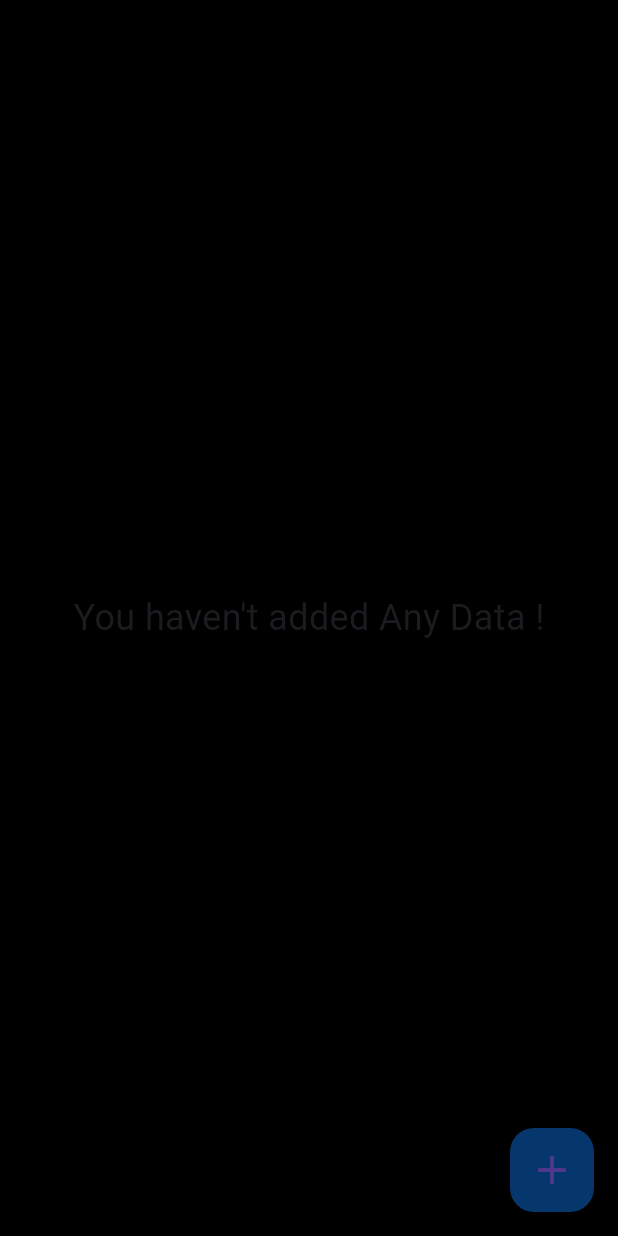
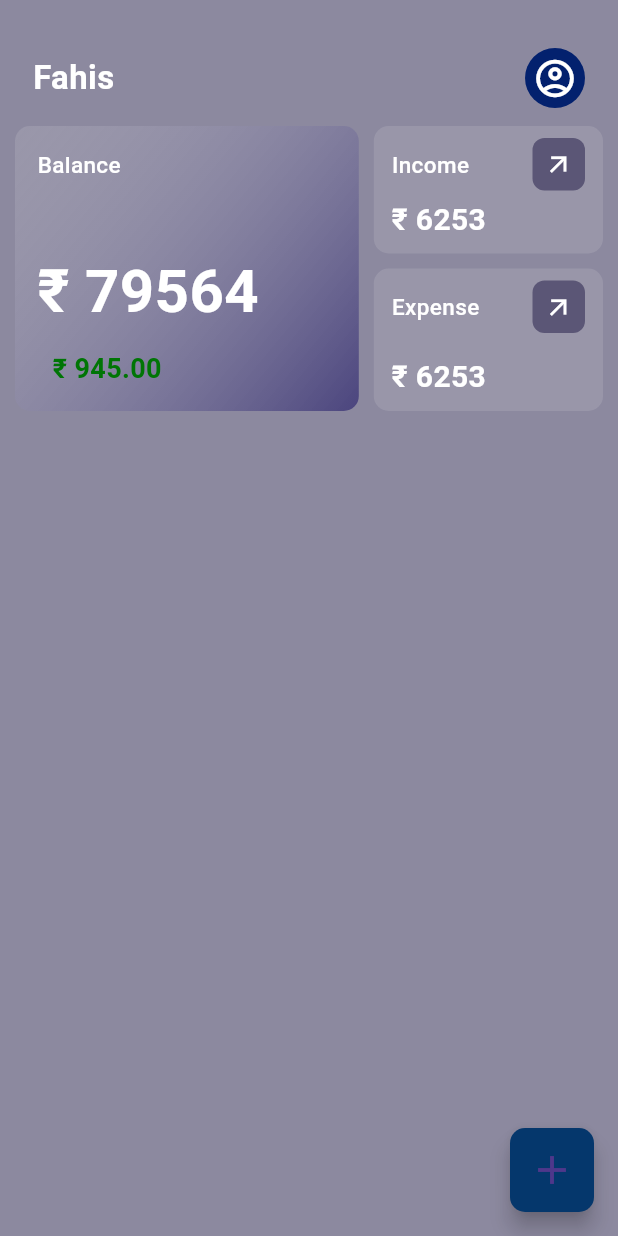
Before and after one commit to fahis7808/Cash-crafter, a Flutter app: the HomePage screen opened directly, on a phone screen of 412 x 824 dp. Run offline on Flutter 3.47's test engine with Material 3 defaults, Android fonts, the phone set to English and light mode, and no system bars; our stand-ins replace fl_chart, hive, hive_flutter, pinput, shared_preferences; accounts and stored records are empty.

Commit message:
home page

```diff
--- a/lib/Pages/home_page.dart
+++ b/lib/Pages/home_page.dart
@@ -3,13 +3,15 @@ import 'package:flutter/material.dart';
 import 'package:hive/hive.dart';
 import 'package:hive_flutter/hive_flutter.dart';
 import 'package:money_manage_app2/Pages/add_transaction_page.dart';
-import 'package:money_manage_app2/Widgets/incomeandexpance_card.dart';
 import 'package:fl_chart/fl_chart.dart';
 import 'package:money_manage_app2/Model/db_model.dart';
 import 'package:money_manage_app2/Widgets/snackbar_info.dart';
 import 'package:money_manage_app2/Widgets/transaction_model.dart';
+import 'package:money_manage_app2/constant/app_colors.dart';
+import 'package:money_manage_app2/constant/app_font.dart';
 
 import '../Widgets/show_confirm_dialog.dart';
+import 'widget/custom_widget/custom_card.dart';
 
 class HomePage extends StatefulWidget {
   const HomePage({Key? key}) : super(key: key);
@@ -19,8 +21,6 @@ class HomePage extends StatefulWidget {
 }
 
 class _HomePageState extends State<HomePage> {
-
-
   late Box box;
   DbHelper dbHelper = DbHelper();
   Map? data;
@@ -29,7 +29,6 @@ class _HomePageState extends State<HomePage> {
   int totalExpense = 0;
   List<FlSpot> dataSet = [];
   DateTime today = DateTime.now();
-
 
   List<String> months = [
     "Jan",
@@ -60,10 +59,9 @@ class _HomePageState extends State<HomePage> {
       box.toMap().values.forEach((element) {
         items.add(
           TransactionModel(
-            element['amount']
-            ,
+            element['amount'],
             element['note'],
-            element['date'] ,
+            element['date'],
             element['type'],
           ),
         );
@@ -113,14 +111,11 @@ class _HomePageState extends State<HomePage> {
   @override
   Widget build(BuildContext context) {
     return Scaffold(
-      appBar: AppBar(
-        backgroundColor: const Color(0xFF05376C),
-        toolbarHeight: 0.0,
-      ),
         floatingActionButton: FloatingActionButton(
           onPressed: () {
             Navigator.of(context)
-              .push(CupertinoPageRoute(
+                .push(
+              MaterialPageRoute(
                 builder: (context) => const TransactionPage(),
               ),
             )
@@ -128,10 +123,9 @@ class _HomePageState extends State<HomePage> {
               setState(() {});
             });
           },
-
           shape: RoundedRectangleBorder(
             borderRadius: BorderRadius.circular(
-            16.0,
+              10.0,
             ),
           ),
           backgroundColor: const Color(0xFF05376C),
@@ -140,278 +134,162 @@ class _HomePageState extends State<HomePage> {
             size: 32.0,
           ),
         ),
-      body: FutureBuilder<List<TransactionModel>>(
-        future: fetch(),
-        builder: (context, snapshot) {
-          if (snapshot.hasError) {
-            return const Center(
-              child: Text(
-                "Oopssss !!! There is some error !",
-                style: TextStyle(
-                  fontSize: 24.0,
-                ),
-              ),
-            );
-          }
-          if (snapshot.hasData) {
-            if (snapshot.data!.isEmpty) {
-              return const Center(
-                child: Text(
-                  "You haven't added Any Data !",
-                  style: TextStyle(
-                    fontSize: 24.0,
-                  ),
-                ),
-              );
-            }
-            getTotalBalance(snapshot.data!);
-            getPlotPoints(snapshot.data!);
-
-            return ListView(
-                children: [
-                  const Padding(
-                    padding: EdgeInsets.all(
+        body: Padding(
+          padding: const EdgeInsets.symmetric(vertical: 20, horizontal: 10),
+          child: Column(children: [
+            Padding(
+              padding: const EdgeInsets.all(
                 12.0,
               ),
               child: Row(
+                mainAxisAlignment: MainAxisAlignment.spaceBetween,
+                children: [
+                  Text(
+                    "Fahis ",
+                    style: AppFont.buttonText,
+                    maxLines: 1,
+                  ),
+                  const CircleAvatar(
+                    backgroundColor: AppColors.secondaryColor,
+                    child: Icon(Icons.account_circle_outlined,color: Colors.white,size: 30),
+                  )
+                ],
+              ),
+            ),
+            IntrinsicHeight(
+              child: Row(
+                children: [
+                  Expanded(
+                      flex: 3,
+                      child: CustomCard(
+                        color1: const Color(0x24EAEAEA),
+                        color2: const Color(0x800A015D),
+                        padding: const EdgeInsets.fromLTRB(15, 15, 10, 15),
+                        child: Column(
                           mainAxisAlignment: MainAxisAlignment.start,
+                          crossAxisAlignment: CrossAxisAlignment.start,
                           children: [
-                        SizedBox(
-                          width: 20,
+                            Text('Balance', style: AppFont.cardTitle),
+                            const Spacer(),
+                            Text('\u{20B9} 79564', style: AppFont.cardMainText),
+                            const SizedBox(height: 10,),
+                            const Row(
+                              children: [
+                                SizedBox(width: 10,),
+                                Text("\u{20B9} 945.00",
+                                    style: TextStyle(
+                                        fontSize: 18,
+                                        fontWeight: FontWeight.w700,
+                                        color: Color(0xFF007505))),
+                              ],
+                            )
+                          ],
                         ),
-                        SizedBox(
-                          width: 200.0,
-                          child: Text(
-                            "Welcome ! ",
-                            style: TextStyle(
-                              fontSize: 24.0,
-                              fontWeight: FontWeight.w700,
-                              color: Color(0xFF05376C),
+                      )),
+                  const SizedBox(
+                    width: 10,
                   ),
-                            maxLines: 1,
+                  Expanded(
+                    flex: 2,
+                    child: Column(
+                      children: [
+                        CustomCard(
+                          color1: const Color(0x24EAEAEA),
+                          // color2: Color(0x80004212),
+                          child: SizedBox(
+                            width: double.infinity,
+                            child: Column(
+                              crossAxisAlignment: CrossAxisAlignment.start,
+                              mainAxisAlignment: MainAxisAlignment.center,
+                              // Center content vertically
+                              children: [
+                                Row(
+                                  mainAxisAlignment:
+                                      MainAxisAlignment.spaceBetween,
+                                  children: [
+                                    Text(
+                                      "Income",
+                                      style: AppFont.cardTitle,
+                                    ),
+                                    Container(
+                                      width: 35,
+                                      height: 35,
+                                      decoration: const BoxDecoration(
+                                          color: AppColors.primaryColor,
+                                          borderRadius: BorderRadius.all(
+                                              Radius.circular(8))),
+                                      child: const Icon(
+                                        Icons.arrow_outward,
+                                        // Use the appropriate icon
+                                        color: Colors.white, // Icon color
+                                        size: 20, // Icon size
+                                      ),
+                                    )
+                                  ],
+                                ),
+                                const SizedBox(height: 5),
+                                Text(
+                                  '\u{20B9} 6253',
+                                  textAlign: TextAlign.center,
+                                  style: AppFont.subCardMainText,
+                                ),
+                              ],
+                            ),
+                          ),
+                        ),
+                        const SizedBox(height: 10),
+                        CustomCard(
+                          color1: const Color(0x24EAEAEA),
+                          // color2: Color(0x79490000),
+                          child: SizedBox(
+                            width: double.infinity,
+                            child: Column(
+                              crossAxisAlignment: CrossAxisAlignment.start,
+                              mainAxisAlignment: MainAxisAlignment.center,
+                              // Center content vertically
+                              children: [
+                                Row(
+                                  mainAxisAlignment: MainAxisAlignment.spaceBetween,
+                                  children: [
+                                    Text(
+                                      "Expense",
+                                      style: AppFont.cardTitle,
+                                    ),
+                                    Container(
+                                      width: 35,
+                                      height: 35,
+                                      decoration: const BoxDecoration(
+                                          color: AppColors.primaryColor,
+                                          borderRadius: BorderRadius.all(
+                                              Radius.circular(8))),
+                                      child: const Icon(
+                                        Icons.arrow_outward,
+                                        // Use the appropriate icon
+                                        color: Colors.white, // Icon color
+                                        size: 20, // Icon size
+                                      ),
+                                    )
+                                  ],
+                                ),
+                                const SizedBox(height: 15),
+                                Text(
+                                  '\u{20B9} 6253',
+                                  textAlign: TextAlign.center,
+                                  style: AppFont.subCardMainText,
+                                ),
+                              ],
+                            ),
+                          ),
+                        ),
+                      ],
                     ),
                   )
                 ],
               ),
             ),
-
-
-                  Container(
-                    width: MediaQuery
-                        .of(context)
-                        .size
-                        .width * 0.9,
-                    margin: const EdgeInsets.all(
-                      12.0,
-                    ),
-                    child: Ink(
-                      decoration: const BoxDecoration(
-                        color: Color(0xFF05376C),
-                        borderRadius: BorderRadius.all(
-                          Radius.circular(
-                            24.0,
-                          ),
-                        ),
-                      ),
-                      child: Container(
-                        decoration: const BoxDecoration(
-                          borderRadius: BorderRadius.all(
-                            Radius.circular(
-                              24.0,
-                            ),
-                          ),
-                        ),
-                        alignment: Alignment.center,
-                        padding: const EdgeInsets.symmetric(
-                          vertical: 18.0,
-                          horizontal: 8.0,
-                        ),
-                        child: Column(
-                          children: [
-                            const Text(
-                              'Total Balance',
-                              textAlign: TextAlign.center,
-                              style: TextStyle(
-                                fontSize: 22.0,
-                                color: Colors.white,
-                              ),
-                            ),
-                            const SizedBox(
-                              height: 12.0,
-                            ),
-                            Text(
-                              'Rs $totalBalance',
-                              textAlign: TextAlign.center,
-                              style: const TextStyle(
-                                fontSize: 36.0,
-                                fontWeight: FontWeight.w700,
-                                color: Colors.white,
-                              ),
-                            ),
-                            const SizedBox(
-                              height: 12.0,
-                            ),
-                            Padding(
-                              padding: const EdgeInsets.all(12.0),
-                              child: Row(
-                                mainAxisAlignment: MainAxisAlignment
-                                    .spaceBetween,
-                                children: [
-                                  IncomeExpanceCard(value:  totalIncome.toString(),
-                                    text: "Income",
-                                    iconData: Icons.arrow_downward,
-                                    iconcColor: Colors.green,),
-                                  IncomeExpanceCard(value: totalExpense.toString(),
-                                    text: "Expance",
-                                    iconData: Icons.arrow_upward,
-                                    iconcColor: Colors.red,),
-                                ],
-                              ),
-                            ),
-                          ],
-                        ),
-                      ),
-                    ),
-                  ),
-
-                  dataSet.isEmpty || dataSet.length < 2
-                      ? Container(
-                           padding: const EdgeInsets.symmetric(
-                           vertical: 40.0,
-                            horizontal: 20.0,
-                           ),
-                          margin: const EdgeInsets.all(
-                          12.0,
-                         ),
-                           decoration: BoxDecoration(
-                            borderRadius: BorderRadius.circular(
-                            8.0,
-                         ),
-                            color: Colors.white,
-                            boxShadow: [
-                               BoxShadow(
-                                  color: Colors.grey.withOpacity(0.5),
-                                   spreadRadius: 5,
-                                  blurRadius: 7,
-                                  offset:
-                                   const Offset(0, 3), // changes position of shadow
-                               ),
-                            ],
-                           ),
-                          child: const Text(
-                               "Not Enough Data to render Chart",
-                                 style: TextStyle(
-                                 fontSize: 20.0,
-                                 ),
-                          ),
-                       )
-
-
-                      : Container(
-                          height: 400.0,
-                          padding: const EdgeInsets.symmetric(
-                             vertical: 40.0,
-                             horizontal: 12.0,
-                          ),
-                           margin: const EdgeInsets.all(
-                                12.0,
-                          ),
-                            decoration: BoxDecoration(
-                               color: Colors.white,
-                               borderRadius: const BorderRadius.only(
-                                  topLeft: Radius.circular(8),
-                                   topRight: Radius.circular(8),
-                                  bottomLeft: Radius.circular(8),
-                                  bottomRight: Radius.circular(8),
-                               ),
-                                 boxShadow: [
-                                     BoxShadow(
-                                       color: Colors.grey.withOpacity(0.5),
-                                       spreadRadius: 5,
-                                       blurRadius: 7,
-                                       offset:
-                                       const Offset(0, 3), // changes position of shadow
-                                     ),
-                                  ],
-                               ),
-                            child: LineChart(
-                                LineChartData(
-                                    borderData: FlBorderData(
-                                        show: false,
-                                     ),
-                                    lineBarsData: [
-                                         LineChartBarData(
-                                             spots: getPlotPoints(snapshot.data!),
-                                             isCurved: false,
-                                              barWidth: 2.5,
-                                              color: const Color(0xFF05376C),
-                                              showingIndicators: [200, 200, 90, 10],
-                                              dotData: FlDotData(
-                                                     show: true,
-                                                 ),
-                                          ),
-                                        ],
-                                   ),
-                           ),
-                      ),
-
-                   const Padding(
-                      padding: EdgeInsets.all(12.0),
-                     child: Text(
-                      "Recent Transactions",
-                      style: TextStyle(
-                        fontSize: 32.0,
-                        color: Colors.black87,
-                        fontWeight: FontWeight.w900,
-                      ),
-                    ),
-                  ),
-                  ListView.builder(
-                    shrinkWrap: true,
-                    physics: const NeverScrollableScrollPhysics(),
-                    itemCount: snapshot.data!.length + 1,
-                    itemBuilder: (context, index) {
-                      TransactionModel dataAtIndex;
-                      try {
-                        dataAtIndex = snapshot.data![index];
-                      } catch (e) {
-                        return Container();
+          ]),
+        ));
   }
-
-                      if (dataAtIndex.date.month == today.month) {
-                        if (dataAtIndex.type == "Income") {
-                          return incomeTile(
-                            dataAtIndex.amount,
-                            dataAtIndex.note,
-                            dataAtIndex.date,
-                            index,
-                          );
-                        } else {
-                          return expenseTile(
-                            dataAtIndex.amount,
-                            dataAtIndex.note,
-                            dataAtIndex.date,
-                            index,
-                          );
-                        }
-                      } else {
-                        return Container();
-                      }
-                    },
-                  ),
-
-                ]
-            );
-          } else {
-            return const Text(
-              "Loading...",
-            );
-          }
-        },
-      ),
-    );
-  }
-
 
   Widget expenseTile(int value, String note, DateTime date, int index) {
     return InkWell(
--- a/lib/Pages/screen/authentication/mobile_number.dart
+++ b/lib/Pages/screen/authentication/mobile_number.dart
@@ -16,15 +16,15 @@ class MobileNumberPage extends StatelessWidget {
           mainAxisAlignment: MainAxisAlignment.center,
           crossAxisAlignment: CrossAxisAlignment.center,
           children: [
-            Spacer(),
-            Spacer(),
+            const Spacer(),
+            const Spacer(),
             Text(
               "Get Started on Your  Financial Journey",
               textAlign: TextAlign.center,
               style: AppFont.head,
             ),
 
-            Spacer(),
+            const Spacer(),
             const Row(
               children: [
                 SizedBox(
@@ -42,14 +42,14 @@ class MobileNumberPage extends StatelessWidget {
                 ),
               ],
             ),
-            SizedBox(height: 50,),
+            const SizedBox(height: 50,),
             CustomButton(
               buttonText: "Verify",
               onPressed: () => Navigator.push(context,
                   MaterialPageRoute(builder: (context) => const OTPPage())),
             ),
-            Spacer(),
-            Spacer(),
+            const Spacer(),
+            const Spacer(),
           ],
         ),
       ),
--- /dev/null
+++ b/lib/Pages/widget/custom_widget/custom_card.dart
@@ -0,0 +1,88 @@
+import 'package:flutter/cupertino.dart';
+import 'package:flutter/material.dart';
+
+import '../../../constant/app_colors.dart';
+import '../../../constant/app_font.dart';
+
+class CustomCard extends StatelessWidget {
+  final Color? color1;
+  final Color? color2;
+  final Widget child;
+  final EdgeInsets? padding;
+
+  const CustomCard(
+      {Key? key, this.color1, this.color2, required this.child, this.padding})
+      : super(key: key);
+
+  @override
+  Widget build(BuildContext context) {
+    return Container(
+        decoration: BoxDecoration(
+          gradient: color1 != null && color2 != null
+              ? LinearGradient(
+                  colors: [
+                    color1 ?? const Color(0x24EAEAEA),
+                    color2 ?? const Color(0x800A015D)
+                  ],
+                  begin: Alignment.topLeft,
+                  end: Alignment(1.0, 1.0)
+                )
+              : null,
+          color: color2 == null ? color1 : null,
+          borderRadius: const BorderRadius.all(
+            Radius.circular(
+              10,
+            ),
+          ),
+        ),
+        padding:
+            padding ?? const EdgeInsets.symmetric(vertical: 8, horizontal: 12),
+        child: child);
+  }
+}
+
+
+class CardInnerChild extends StatelessWidget {
+  final String head;
+  final double amount;
+  const CardInnerChild({Key? key, required this.head, required this.amount}) : super(key: key);
+
+  @override
+  Widget build(BuildContext context) {
+    return Column(
+      crossAxisAlignment: CrossAxisAlignment.start,
+      mainAxisAlignment: MainAxisAlignment.center,
+      // Center content vertically
+      children: [
+        Row(
+          mainAxisAlignment: MainAxisAlignment.spaceBetween,
+          children: [
+            Text(
+              head,
+              style: AppFont.cardTitle,
+            ),
+            Container(
+              width: 35,
+              height: 35,
+              decoration: BoxDecoration(
+                  color: AppColors.primaryColor,
+                  borderRadius: BorderRadius.all(Radius.circular(8))
+              ),
+              child: Icon(
+                Icons.arrow_outward,
+                color: Colors.white,
+                size: 20,
+              ),
+            )
+          ],
+        ),
+        const SizedBox(height: 5),
+        Text(
+          '\u{20B9} $amount',
+          textAlign: TextAlign.center,
+          style: AppFont.subCardMainText,
+        ),
+      ],
+    );
+  }
+}
--- a/lib/Widgets/incomeandexpance_card.dart
+++ b/lib/Widgets/incomeandexpance_card.dart
@@ -30,13 +30,13 @@ class IncomeExpanceCard extends StatelessWidget {
           padding:const EdgeInsets.all(
             6.0,
           ),
+          margin:const EdgeInsets.only(
+            right: 8.0,
+          ),
           child: Icon(
             iconData,
             size: 28.0,
             color: iconcColor,
-          ),
-          margin:const EdgeInsets.only(
-            right: 8.0,
           ),
         ),
         Column(
--- a/lib/constant/app_colors.dart
+++ b/lib/constant/app_colors.dart
@@ -2,7 +2,7 @@ import 'dart:ui';
 
 class AppColors{
 
-  static const primaryColor = Color(0xFF000000);
+  static const primaryColor = Color(0x831F1944);
   static const secondaryColor = Color(0xFF03216E);
   static const tertiaryColor = Color(0xFF5C5C60);
   static const text = Color(0xFF00010A);
--- a/lib/constant/app_font.dart
+++ b/lib/constant/app_font.dart
@@ -18,4 +18,19 @@ class AppFont {
     color: AppColors.white,
   );
 
+  static TextStyle cardTitle = const TextStyle(
+    fontSize: 15.0,
+    fontWeight: FontWeight.w500,
+    color: Colors.white,
+  );
+  static TextStyle cardMainText = const TextStyle(
+    fontSize: 40.0,
+    fontWeight: FontWeight.w700,
+    color: Colors.white,
+  );
+  static TextStyle subCardMainText = const TextStyle(
+    fontSize: 20.0,
+    fontWeight: FontWeight.w700,
+    color: Colors.white,
+  );
 }
```
Lines whose indentation alone changed are shown as unchanged.
